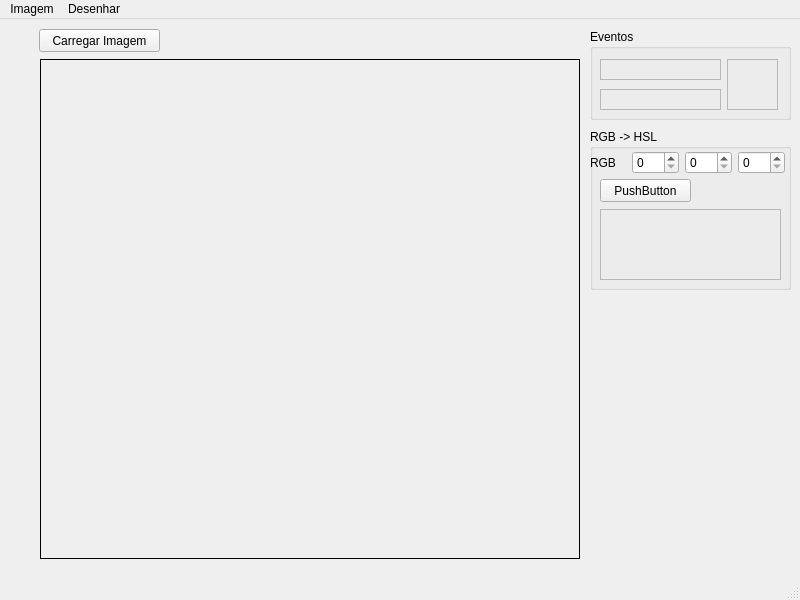
Above: mainwindow.ui from caiotaavares/painter before the change. Below: the same form after it.
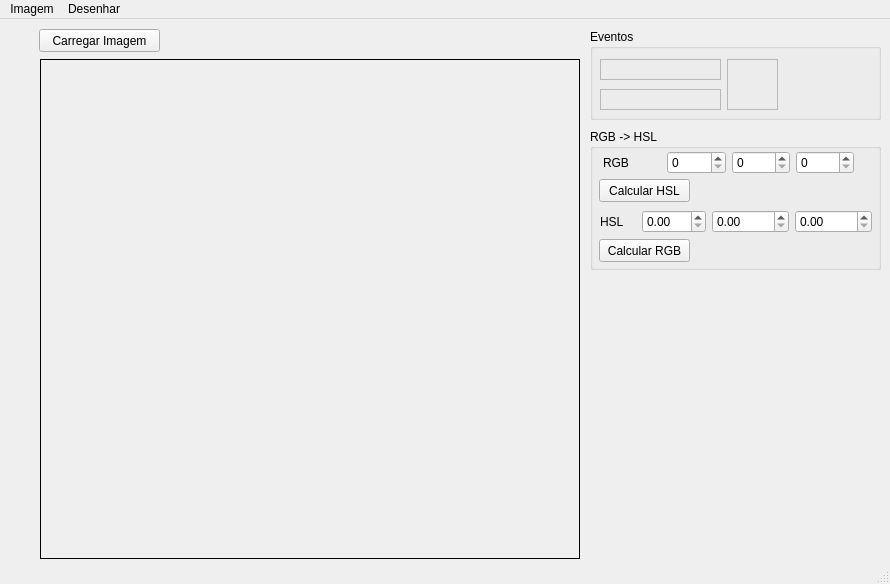
That is the form after the change. Custom widgets are drawn as their Qt base class.

What changed in the file:
```diff
--- a/mainwindow.ui
+++ b/mainwindow.ui
@@ -6,8 +6,8 @@
    <rect>
     <x>0</x>
     <y>0</y>
-    <width>800</width>
-    <height>600</height>
+    <width>890</width>
+    <height>584</height>
    </rect>
   </property>
   <property name="windowTitle">
@@ -44,7 +44,7 @@
      <rect>
       <x>590</x>
       <y>10</y>
-      <width>201</width>
+      <width>291</width>
       <height>91</height>
      </rect>
     </property>
@@ -118,8 +118,8 @@
      <rect>
       <x>590</x>
       <y>110</y>
-      <width>201</width>
-      <height>161</height>
+      <width>291</width>
+      <height>141</height>
      </rect>
     </property>
     <property name="title">
@@ -128,54 +128,16 @@
     <property name="flat">
      <bool>false</bool>
     </property>
-    <widget class="QPushButton" name="pushButton">
-     <property name="geometry">
-      <rect>
-       <x>10</x>
-       <y>50</y>
-       <width>91</width>
-       <height>23</height>
-      </rect>
-     </property>
-     <property name="text">
-      <string>PushButton</string>
-     </property>
-    </widget>
-    <widget class="QLabel" name="label_2">
-     <property name="geometry">
-      <rect>
-       <x>10</x>
-       <y>80</y>
-       <width>181</width>
-       <height>71</height>
-      </rect>
-     </property>
-     <property name="frameShape">
-      <enum>QFrame::StyledPanel</enum>
-     </property>
-     <property name="text">
-      <string>&lt;html&gt;&lt;head/&gt;&lt;body&gt;&lt;p&gt;&lt;br/&gt;&lt;/p&gt;&lt;/body&gt;&lt;/html&gt;</string>
-     </property>
-     <property name="textFormat">
-      <enum>Qt::RichText</enum>
-     </property>
-     <property name="scaledContents">
-      <bool>false</bool>
-     </property>
-     <property name="margin">
-      <number>1</number>
-     </property>
-    </widget>
     <widget class="QWidget" name="layoutWidget">
      <property name="geometry">
       <rect>
-       <x>0</x>
-       <y>20</y>
-       <width>195</width>
-       <height>27</height>
+       <x>13</x>
+       <y>21</y>
+       <width>251</width>
+       <height>25</height>
       </rect>
      </property>
-     <layout class="QHBoxLayout" name="horizontalLayout_2">
+     <layout class="QHBoxLayout" name="horizontalLayout">
       <item>
        <widget class="QLabel" name="label">
         <property name="text">
@@ -191,25 +153,87 @@
        </widget>
       </item>
       <item>
-       <layout class="QHBoxLayout" name="horizontalLayout">
-        <item>
-         <widget class="QSpinBox" name="spinBoxG">
-          <property name="maximum">
-           <number>255</number>
-          </property>
-         </widget>
-        </item>
-        <item>
-         <widget class="QSpinBox" name="spinBoxB">
-          <property name="maximum">
-           <number>255</number>
-          </property>
-         </widget>
-        </item>
-       </layout>
+       <widget class="QSpinBox" name="spinBoxG">
+        <property name="maximum">
+         <number>255</number>
+        </property>
+       </widget>
       </item>
+      <item>
+       <widget class="QSpinBox" name="spinBoxB">
+        <property name="maximum">
+         <number>255</number>
+        </property>
+       </widget>
+      </item>
      </layout>
     </widget>
+    <widget class="QWidget" name="layoutWidget">
+     <property name="geometry">
+      <rect>
+       <x>10</x>
+       <y>80</y>
+       <width>272</width>
+       <height>25</height>
+      </rect>
+     </property>
+     <layout class="QHBoxLayout" name="horizontalLayout_2">
+      <item>
+       <widget class="QLabel" name="label_2">
+        <property name="text">
+         <string>HSL</string>
+        </property>
+       </widget>
+      </item>
+      <item>
+       <widget class="QDoubleSpinBox" name="doubleSpinBoxH">
+        <property name="maximum">
+         <double>360.000000000000000</double>
+        </property>
+       </widget>
+      </item>
+      <item>
+       <widget class="QDoubleSpinBox" name="doubleSpinBoxS">
+        <property name="maximum">
+         <double>10000.000000000000000</double>
+        </property>
+       </widget>
+      </item>
+      <item>
+       <widget class="QDoubleSpinBox" name="doubleSpinBoxL">
+        <property name="maximum">
+         <double>10000.000000000000000</double>
+        </property>
+       </widget>
+      </item>
+     </layout>
+    </widget>
+    <widget class="QPushButton" name="pushButtonCalcHSL">
+     <property name="geometry">
+      <rect>
+       <x>9</x>
+       <y>50</y>
+       <width>91</width>
+       <height>23</height>
+      </rect>
+     </property>
+     <property name="text">
+      <string>Calcular HSL</string>
+     </property>
+    </widget>
+    <widget class="QPushButton" name="pushButtonCalcRGB">
+     <property name="geometry">
+      <rect>
+       <x>9</x>
+       <y>110</y>
+       <width>91</width>
+       <height>23</height>
+      </rect>
+     </property>
+     <property name="text">
+      <string>Calcular RGB</string>
+     </property>
+    </widget>
    </widget>
   </widget>
   <widget class="QMenuBar" name="menubar">
@@ -217,7 +241,7 @@
     <rect>
      <x>0</x>
      <y>0</y>
-     <width>800</width>
+     <width>890</width>
      <height>20</height>
     </rect>
    </property>
```
